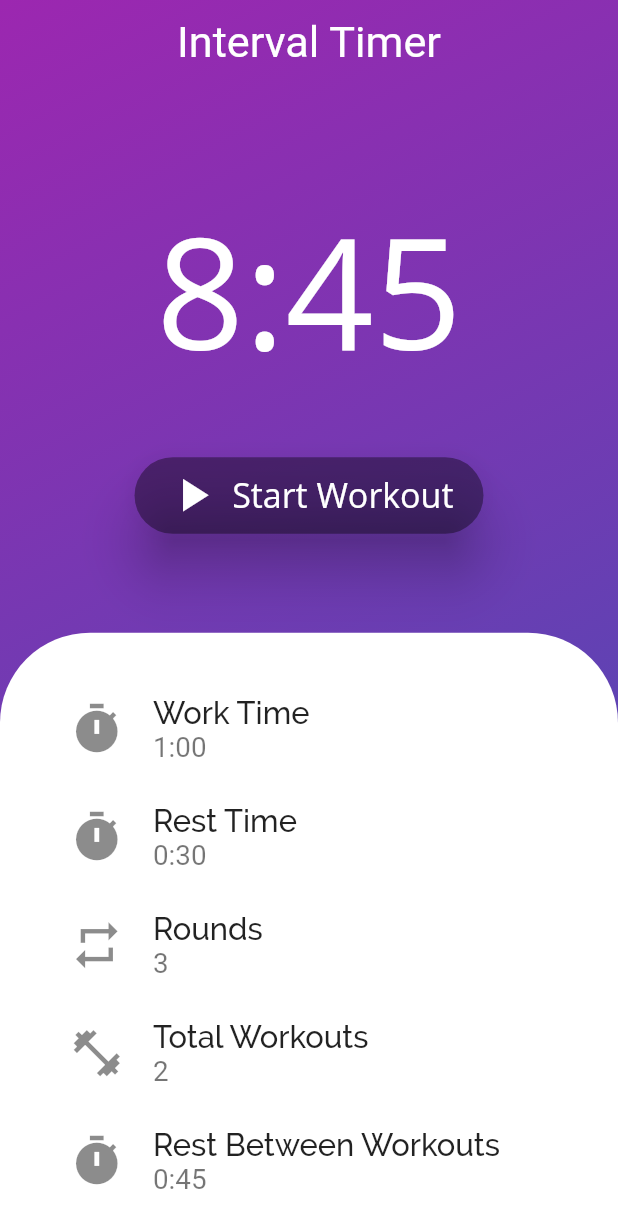
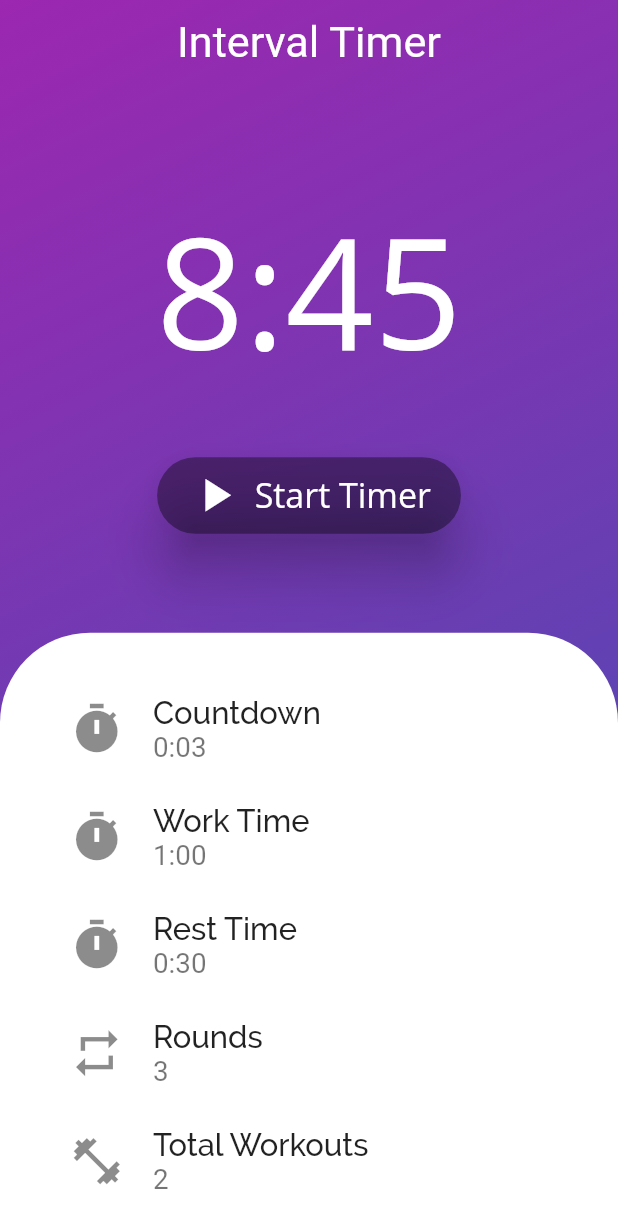
Before and after one commit to sabinabialic/HiitMe-Interval-Timer, a Flutter app: the screen it shows after launch, on a phone screen of 412 x 824 dp. Shown: the top 1228 px of the screen. Run offline on Flutter 3.47's test engine with Material 2 defaults, Android fonts, the phone set to English and light mode, and no system bars; our stand-ins replace audioplayers, flutter_local_notifications, numberpicker, percent_indicator, wakelock; missing offline and left inert: responsive_flutter, sound_mode.

Commit message:
Customize Countdown Time

```diff
--- a/lib/models.dart
+++ b/lib/models.dart
@@ -116,11 +116,12 @@ class Workout {
   get totalReps => _hiit.reps;
   get totalSets => _hiit.sets;
   get setRestTime => _hiit.setRest.inSeconds;
+  get dealyTimeSeconds => _hiit.delayTime.inSeconds;
 
   percentage(){
     if (_timer.isActive || !_timer.isActive) {
       if (_step == WorkoutState.starting) {
-        return 1-(timeRemainingSeconds/3);
+        return 1-(timeRemainingSeconds/dealyTimeSeconds);
       } else if(_step == WorkoutState.exercising) {
         return 1-(timeRemainingSeconds/workTime);
       } else if (_step == WorkoutState.repResting) {
@@ -151,7 +152,6 @@ class Workout {
   start() {
     // Need to consider the current workout state
     if (_step == WorkoutState.initial) {
-      _playSound(countdownSound);
       _step = WorkoutState.starting;
 
       if (_hiit.delayTime.inSeconds == 0) {_nextStep();}
--- a/lib/screens/hiit_screen.dart
+++ b/lib/screens/hiit_screen.dart
@@ -79,7 +79,7 @@ class _HiitScreenState extends State<HiitScreen> {
                                 elevation: 15.0, color: Colors.black38,
                                 icon: Icon(Icons.play_arrow, color: Colors.white,
                                     size: MediaQuery.of(context).size.width * 0.09),
-                                label: Text("Start Workout", style: TextStyle(
+                                label: Text("Start Timer", style: TextStyle(
                                     fontFamily: "Open Sans", color: Colors.white,
                                     fontSize: MediaQuery.of(context).size.width * 0.055)
                                 ),
@@ -102,6 +102,45 @@ class _HiitScreenState extends State<HiitScreen> {
                         padding: EdgeInsets.fromLTRB(30, 30, 30, 0),
                         child: SingleChildScrollView(
                           child: Column(children: <Widget>[
+                            // Countdown before the timer starts
+                            ListTile(
+                              title: Text(
+                                  "Countdown",
+                                  style: TextStyle(
+                                      fontFamily: "Raleway",
+                                      fontSize: MediaQuery.of(context).size.width * 0.05,
+                                      fontWeight: FontWeight.w500)),
+                              subtitle: Text(
+                                  formatTime(_hiit.delayTime),
+                                  style: TextStyle(fontSize: MediaQuery.of(context).size.width * 0.045)),
+                              leading: Icon(
+                                  Icons.timer,
+                                  size: MediaQuery.of(context).size.width * 0.09),
+                              onTap: () {
+                                showDialog<Duration>(
+                                    context: context,
+                                    builder: (BuildContext context) {
+                                      return MediaQuery(
+                                        data: MediaQuery.of(context).copyWith(textScaleFactor: 1.0),
+                                        child: DurationPicker(
+                                          // Set the initial duration
+                                            initDuration: _hiit.delayTime,
+                                            title: Text("Countdown", textAlign: TextAlign.center,
+                                                style: TextStyle(
+                                                    fontFamily: "Roboto",
+                                                    fontSize: MediaQuery.of(context).size.width * 0.05,
+                                                    fontWeight: FontWeight.w500))
+                                        ),
+                                      );
+                                    }).then((delayTime){
+                                  // If null, don't do anything
+                                  if (delayTime == null) return;
+                                  // Update the work time to reflect user input
+                                  _hiit.delayTime = delayTime;
+                                  _onHiitChanged();
+                                });
+                              },
+                            ),
                             // Exercise Time
                             ListTile(
                               title: Text(
```
